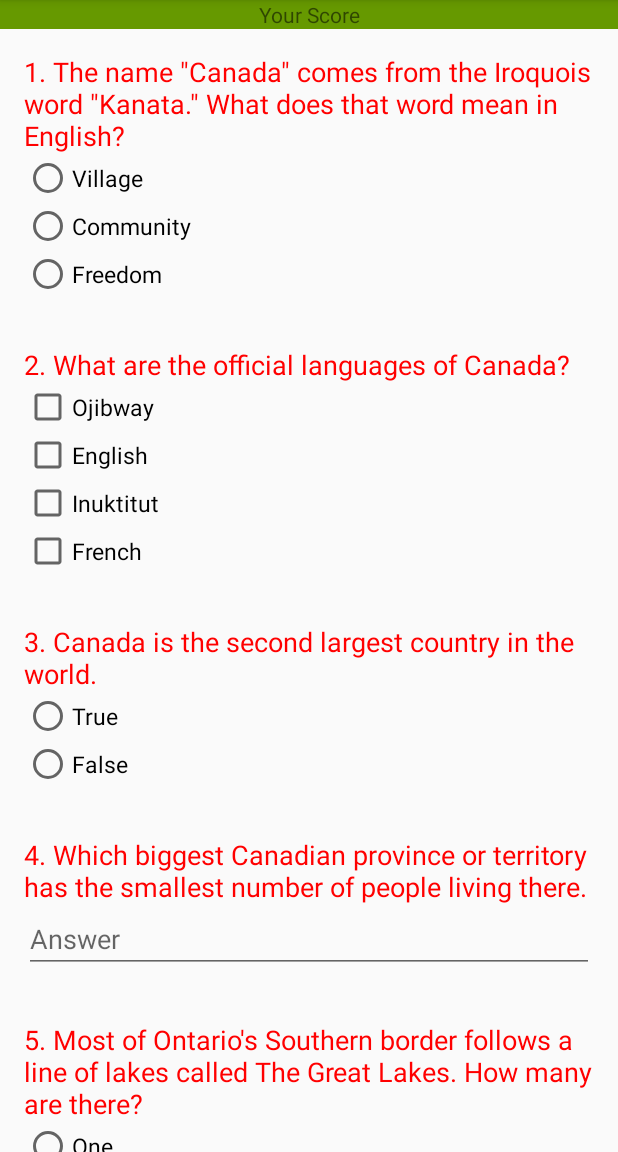
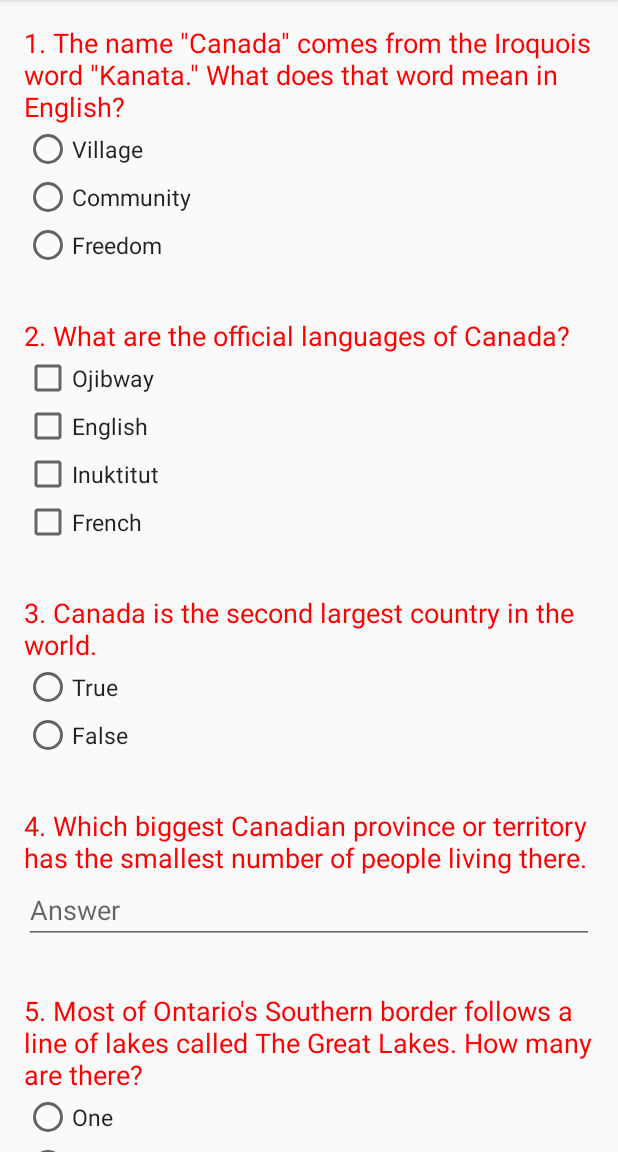
Before and after one commit to vithumathi/Android-Applications, an Android app: the screen it shows after launch (MainActivity), on a phone screen of 412 x 824 dp, the part 84-1236 px from its top. Run offline under Robolectric (Android 15) with nearby library versions, the light colour scheme and no system bars.

Commit message:
Refactored code

```diff
--- a/HowCanadianareyou/app/src/main/java/com/mathiap/howcanadianareyou/MainActivity.java
+++ b/HowCanadianareyou/app/src/main/java/com/mathiap/howcanadianareyou/MainActivity.java
@@ -11,12 +11,16 @@ import android.widget.TextView;
 import android.widget.Toast;
 
 public class MainActivity extends AppCompatActivity {
-    protected double ttlScr;
-    protected int correctAns = 0;
-    protected int atmptQue = 0;
-    protected int incAns = 0;
-    protected int unAtmptQue = 0;
-    protected static final int TOTAL_QUESTIONS = 5;
+    static final int TOTAL_QUESTIONS = 5;
+    static final String Q_ONE_ANS = "Village";
+    static final String Q_THREE_ANS = "True";
+    static final String Q_FOUR_ANS = "nunavut";
+    static final String Q_FIVE_ANS = "Five";
+    double ttlScr;
+    int correctAns = 0;
+    int atmptQue = 0;
+    int incAns = 0;
+    int unAtmptQue = 0;
     RadioGroup queOneGrp;
     RadioGroup queThreeGrp;
     RadioGroup queFiveGrp;
@@ -27,8 +31,6 @@ public class MainActivity extends AppCompatActivity {
     CheckBox chcTwo;
     CheckBox chcThree;
     CheckBox chcFour;
-    TextView scoreCard;
-
     EditText queFourAns;
 
     @Override
@@ -38,21 +40,18 @@ public class MainActivity extends AppCompatActivity {
         queOneGrp = (RadioGroup) findViewById(R.id.radioGroup1);
         queThreeGrp = (RadioGroup) findViewById(R.id.radioGroup3);
         queFiveGrp = (RadioGroup) findViewById(R.id.radioGroup5);
-
-        scoreCard = (TextView) findViewById(R.id.scoreView);
-
         chcOne = (CheckBox) findViewById(R.id.q2c1);
         chcTwo = (CheckBox) findViewById(R.id.q2c2);
         chcThree = (CheckBox) findViewById(R.id.q2c3);
         chcFour = (CheckBox) findViewById(R.id.q2c4);
-
         queFourAns = (EditText) findViewById(R.id.q4);
-
     }
 
     public void setScoreCard() {
         ttlScr = (((double) correctAns / TOTAL_QUESTIONS) * 100);
-        scoreCard.setText("Your score: " + ttlScr + "% You've attempted " + atmptQue + " out of the " + TOTAL_QUESTIONS + " questions. Unattempted question " + unAtmptQue);
+        String tstMsg = "Your score: " + ttlScr + "% You've attempted " + atmptQue + " out of the " + TOTAL_QUESTIONS + " questions. Unattempted question " + unAtmptQue + " .Incorrect answers: " + incAns;
+        Toast.makeText(MainActivity.this, tstMsg,
+                Toast.LENGTH_LONG).show();
         ttlScr = 0.0;
         atmptQue = 0;
         unAtmptQue = 0;
@@ -61,13 +60,13 @@ public class MainActivity extends AppCompatActivity {
     }
 
     public void onClick(View v) {
+        // Logic of question 1
         int radioButtonId = queOneGrp.getCheckedRadioButtonId();
-
         if (radioButtonId == -1) {
             unAtmptQue++;
         } else {
             queOneBttn = (RadioButton) findViewById(radioButtonId);
-            if (queOneBttn.getText().equals("Village")) {
+            if (queOneBttn.getText().equals(Q_ONE_ANS)) {
                 correctAns++;
                 atmptQue++;
             } else {
@@ -75,6 +74,7 @@ public class MainActivity extends AppCompatActivity {
                 atmptQue++;
             }
         }
+        // Logic of question 2
         if (!chcOne.isChecked() && !chcTwo.isChecked() && !chcThree.isChecked() && !chcFour.isChecked()) {
             unAtmptQue++;
         } else {
@@ -86,13 +86,13 @@ public class MainActivity extends AppCompatActivity {
                 atmptQue++;
             }
         }
-
+        // Logic of question 3
         int radioButtonId1 = queThreeGrp.getCheckedRadioButtonId();
         if (radioButtonId1 == -1) {
             unAtmptQue++;
         } else {
             queThreeBttn = (RadioButton) findViewById(radioButtonId1);
-            if (queThreeBttn.getText().equals("True")) {
+            if (queThreeBttn.getText().equals(Q_THREE_ANS)) {
                 correctAns++;
                 atmptQue++;
             } else {
@@ -100,24 +100,12 @@ public class MainActivity extends AppCompatActivity {
                 atmptQue++;
             }
         }
-
-
+        // Logic of question 4
         String ans = queFourAns.getText().toString().toLowerCase();
-
-        if (ans.equals("nunavut")){
-            correctAns++;
-            atmptQue++;
-        }else{
-            incAns++;
-            atmptQue++;
-        }
-
-        int radioButtonId2 = queFiveGrp.getCheckedRadioButtonId();
-        if (radioButtonId2 == -1) {
+        if (ans.equals("")) {
             unAtmptQue++;
         } else {
-            queFiveBttn = (RadioButton) findViewById(radioButtonId2);
-            if (queFiveBttn.getText().equals("Five")) {
+            if (ans.equals(Q_FOUR_ANS)) {
                 correctAns++;
                 atmptQue++;
             } else {
@@ -125,7 +113,20 @@ public class MainActivity extends AppCompatActivity {
                 atmptQue++;
             }
         }
-
+        // Logic of question 5
+        int radioButtonId2 = queFiveGrp.getCheckedRadioButtonId();
+        if (radioButtonId2 == -1) {
+            unAtmptQue++;
+        } else {
+            queFiveBttn = (RadioButton) findViewById(radioButtonId2);
+            if (queFiveBttn.getText().equals(Q_FIVE_ANS)) {
+                correctAns++;
+                atmptQue++;
+            } else {
+                incAns++;
+                atmptQue++;
+            }
+        }
         setScoreCard();
     }
 }
--- a/HowCanadianareyou/app/src/main/res/layout/activity_main.xml
+++ b/HowCanadianareyou/app/src/main/res/layout/activity_main.xml
@@ -13,13 +13,6 @@
         android:focusableInTouchMode="true"
         android:orientation="vertical">
 
-        <TextView
-            android:id="@+id/scoreView"
-            android:layout_width="match_parent"
-            android:layout_height="wrap_content"
-            android:background="@android:color/holo_green_dark"
-            android:text="Your Score"
-            android:textAlignment="center" />
 
         <LinearLayout
             android:layout_width="match_parent"
@@ -36,10 +29,7 @@
 
             <TextView
                 style="@style/Questions"
-                android:layout_width="match_parent"
-                android:layout_height="wrap_content"
-                android:text="@string/question1"
-                android:textSize="@dimen/question_font_size" />
+                android:text="@string/question1" />
 
             <RadioGroup
                 android:id="@+id/radioGroup1"
@@ -48,24 +38,18 @@
 
                 <RadioButton
                     android:id="@+id/q1c1"
-                    android:layout_width="match_parent"
-                    android:layout_height="wrap_content"
-                    android:text="@string/q1c1"
-                    android:textSize="@dimen/answer_font_size" />
+                    style="@style/Answers"
+                    android:text="@string/q1c1" />
 
                 <RadioButton
                     android:id="@+id/q1c2"
-                    android:layout_width="match_parent"
-                    android:layout_height="wrap_content"
-                    android:text="@string/q1c2"
-                    android:textSize="@dimen/answer_font_size" />
+                    style="@style/Answers"
+                    android:text="@string/q1c2" />
 
                 <RadioButton
                     android:id="@+id/q1c3"
-                    android:layout_width="match_parent"
-                    android:layout_height="wrap_content"
-                    android:text="@string/q1c3"
-                    android:textSize="@dimen/answer_font_size" />
+                    style="@style/Answers"
+                    android:text="@string/q1c3" />
             </RadioGroup>
         </LinearLayout>
 
@@ -77,38 +61,27 @@
 
             <TextView
                 style="@style/Questions"
-                android:layout_width="match_parent"
-                android:layout_height="wrap_content"
-                android:text="@string/question2"
-                android:textSize="@dimen/question_font_size" />
+                android:text="@string/question2" />
 
             <CheckBox
                 android:id="@+id/q2c1"
-                android:layout_width="match_parent"
-                android:layout_height="wrap_content"
-                android:text="@string/q2c1"
-                android:textSize="@dimen/answer_font_size" />
+                style="@style/Answers"
+                android:text="@string/q2c1" />
 
             <CheckBox
                 android:id="@+id/q2c2"
-                android:layout_width="match_parent"
-                android:layout_height="wrap_content"
-                android:text="@string/q2c2"
-                android:textSize="@dimen/answer_font_size" />
+                style="@style/Answers"
+                android:text="@string/q2c2" />
 
             <CheckBox
                 android:id="@+id/q2c3"
-                android:layout_width="match_parent"
-                android:layout_height="wrap_content"
-                android:text="@string/q2c3"
-                android:textSize="@dimen/answer_font_size" />
+                style="@style/Answers"
+                android:text="@string/q2c3" />
 
             <CheckBox
                 android:id="@+id/q2c4"
-                android:layout_width="match_parent"
-                android:layout_height="wrap_content"
-                android:text="@string/q2c4"
-                android:textSize="@dimen/answer_font_size" />
+                style="@style/Answers"
+                android:text="@string/q2c4" />
 
         </LinearLayout>
 
@@ -120,10 +93,7 @@
 
             <TextView
                 style="@style/Questions"
-                android:layout_width="match_parent"
-                android:layout_height="wrap_content"
-                android:text="@string/question3"
-                android:textSize="@dimen/question_font_size" />
+                android:text="@string/question3" />
 
             <RadioGroup
                 android:id="@+id/radioGroup3"
@@ -132,17 +102,13 @@
 
                 <RadioButton
                     android:id="@+id/q3c1"
-                    android:layout_width="match_parent"
-                    android:layout_height="wrap_content"
-                    android:text="@string/q3c1"
-                    android:textSize="@dimen/answer_font_size" />
+                    style="@style/Answers"
+                    android:text="@string/q3c1" />
 
                 <RadioButton
                     android:id="@+id/q3c2"
-                    android:layout_width="match_parent"
-                    android:layout_height="wrap_content"
-                    android:text="@string/q3c2"
-                    android:textSize="@dimen/answer_font_size" />
+                    style="@style/Answers"
+                    android:text="@string/q3c2" />
             </RadioGroup>
 
         </LinearLayout>
@@ -155,10 +121,7 @@
 
             <TextView
                 style="@style/Questions"
-                android:layout_width="match_parent"
-                android:layout_height="wrap_content"
-                android:text="@string/question4"
-                android:textSize="@dimen/question_font_size" />
+                android:text="@string/question4" />
 
             <EditText
                 android:id="@+id/q4"
@@ -176,48 +139,37 @@
 
             <TextView
                 style="@style/Questions"
-                android:layout_width="match_parent"
-                android:layout_height="wrap_content"
-                android:text="@string/question5"
-                android:textSize="@dimen/question_font_size" />
+                android:text="@string/question5" />
 
             <RadioGroup
                 android:id="@+id/radioGroup5"
                 android:layout_width="match_parent"
                 android:layout_height="wrap_content">
+
                 <RadioButton
                     android:id="@+id/q5c1"
-                android:layout_width="match_parent"
-                android:layout_height="wrap_content"
-                android:text="@string/q5c1"
-                android:textSize="@dimen/answer_font_size" />
+                    style="@style/Answers"
+                    android:text="@string/q5c1" />
 
                 <RadioButton
                     android:id="@+id/q5c2"
-                android:layout_width="match_parent"
-                android:layout_height="wrap_content"
-                android:text="@string/q5c2"
-                android:textSize="@dimen/answer_font_size" />
+                    style="@style/Answers"
+                    android:text="@string/q5c2" />
 
                 <RadioButton
                     android:id="@+id/q5c3"
-                android:layout_width="match_parent"
-                android:layout_height="wrap_content"
-                android:text="@string/q5c3"
-                android:textSize="@dimen/answer_font_size" />
+                    style="@style/Answers"
+                    android:text="@string/q5c3" />
 
                 <RadioButton
                     android:id="@+id/q5c4"
-                android:layout_width="match_parent"
-                android:layout_height="wrap_content"
+                    style="@style/Answers"
                     android:text="@string/q5c4" />
 
                 <RadioButton
                     android:id="@+id/q5c5"
-                android:layout_width="match_parent"
-                android:layout_height="wrap_content"
-                android:text="@string/q5c5"
-                android:textSize="@dimen/answer_font_size" />
+                    style="@style/Answers"
+                    android:text="@string/q5c5" />
             </RadioGroup>
 
         </LinearLayout>
@@ -226,7 +178,7 @@
             android:layout_width="match_parent"
             android:layout_height="wrap_content"
             android:onClick="onClick"
-            android:text="SUBMIT" />
+            android:text="@string/submitBttn" />
 
 
     </LinearLayout>
--- a/HowCanadianareyou/app/src/main/res/values/strings.xml
+++ b/HowCanadianareyou/app/src/main/res/values/strings.xml
@@ -12,12 +12,6 @@
         number of people living there.</string>
     <string name="question5">5. Most of Ontario\'s Southern border follows a line of lakes called
         "The Great Lakes"\. How many are there?</string>
-
-    <string name="answer1">Village</string>
-    <string name="answer2"></string>
-    <string name="answer3">True</string>
-    <string name="answer4">Nunavut</string>
-    <string name="answer5">Five</string>
 
     <string name="q1c1">Village</string>
     <string name="q1c2">Community</string>
@@ -37,5 +31,9 @@
     <string name="q5c4">Four</string>
     <string name="q5c5">Five</string>
 
+    <string name="submitBttn">SUBMIT</string>
+
+
+
 
 </resources>
--- a/HowCanadianareyou/app/src/main/res/values/styles.xml
+++ b/HowCanadianareyou/app/src/main/res/values/styles.xml
@@ -9,7 +9,16 @@
     </style>
 
     <style name="Questions" parent="TextAppearance.AppCompat">
+        <item name="android:layout_width">match_parent</item>
+        <item name="android:layout_height">wrap_content</item>
         <item name="android:textColor">#FF0000</item>
+        <item name="android:textSize">@dimen/question_font_size</item>
+    </style>
+
+    <style name="Answers" parent="TextAppearance.AppCompat">
+        <item name="android:layout_width">match_parent</item>
+        <item name="android:layout_height">wrap_content</item>
+        <item name="android:textSize">@dimen/answer_font_size</item>
     </style>
 
 </resources>
```
Lines whose indentation alone changed are shown as unchanged.
